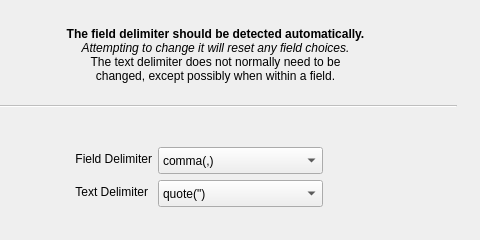
First picture: the form in kmymoney/plugins/csvimport/separatorwizardpage.ui, repository KDE/kmymoney, before the edit; both pictures show x 133 to 613 and y 0 to 240 of the 697 by 240 pixel window.
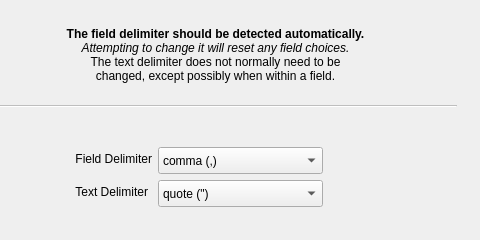
Second picture: the form after the edit. Custom widgets are drawn as their Qt base class.

The edit to the form file:
```diff
--- a/kmymoney/plugins/csvimport/separatorwizardpage.ui
+++ b/kmymoney/plugins/csvimport/separatorwizardpage.ui
@@ -199,7 +199,7 @@
              </property>
              <item>
               <property name="text">
-               <string>comma(,)</string>
+               <string>comma (,)</string>
               </property>
              </item>
              <item>
@@ -229,7 +229,7 @@
              </property>
              <item>
               <property name="text">
-               <string>quote(&quot;)</string>
+               <string>quote (&quot;)</string>
               </property>
              </item>
              <item>
```
